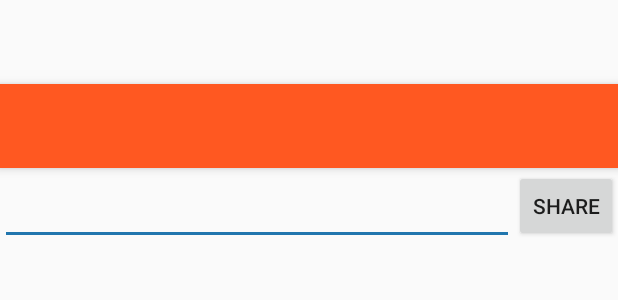
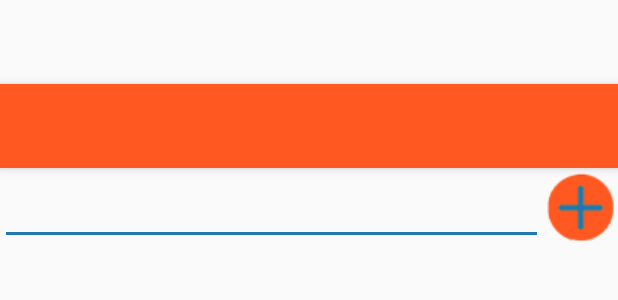
Before and after one commit to debkbanerji/SnapNews, an Android app: the layout activity_main.xml on its own in the app's theme, with its tools: preview values and no code run, on a phone screen of 412 x 824 dp. Shown: the top 300 px of the screen. Run offline under Robolectric (Android 15) with nearby library versions, the phone set to English and light mode, and no system bars; network calls fail.

Commit message:
Update UI
Improved add button, among other changes

```diff
--- a/SnapNews/app/src/main/res/layout/content_main.xml
+++ b/SnapNews/app/src/main/res/layout/content_main.xml
@@ -26,7 +26,7 @@
         android:scrollbars = "horizontal"
         android:isScrollContainer="true" />
 
-    <Button
+    <ImageButton
         android:id="@+id/shareButton"
         style="?android:attr/buttonStyleSmall"
         android:layout_width="wrap_content"
@@ -34,7 +34,8 @@
         android:layout_alignParentEnd="true"
         android:layout_alignParentRight="true"
         android:layout_alignParentTop="true"
-        android:text="Share" />
+        android:background="@drawable/plus_small"
+        />
 
     <ListView
         android:id="@+id/feedListView"
```
Also changed, not shown: SnapNews/app/src/main/java/com/example/SnapNews/MainActivity.java (+6 -1 lines), SnapNews/app/src/main/add_button-web.png (added), SnapNews/app/src/main/res/drawable/plus.png (added), SnapNews/app/src/main/res/drawable/plus_small.png (added), 4 other files.
